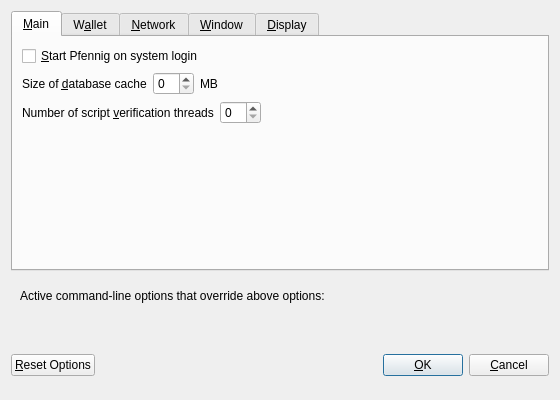
Above: src/qt/forms/optionsdialog.ui from project-bitmark/pfennig before the change. Below: the same form after it.
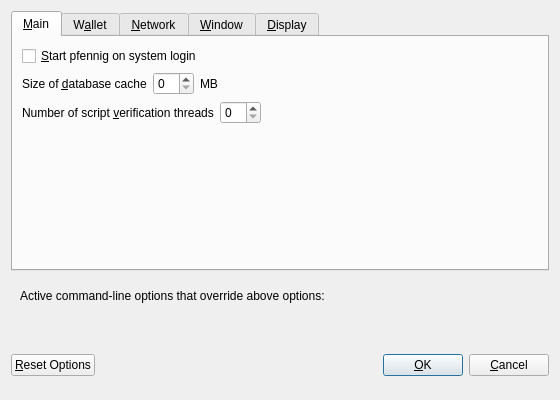
That is the form after the change. Custom widgets are drawn as their Qt base class.

Patch:
```diff
--- a/src/qt/forms/optionsdialog.ui
+++ b/src/qt/forms/optionsdialog.ui
@@ -33,7 +33,7 @@
           <string>Automatically start Pfennig after logging in to the system.</string>
          </property>
          <property name="text">
-          <string>&amp;Start Pfennig on system login</string>
+          <string>&amp;Start pfennig on system login</string>
          </property>
         </widget>
        </item>
```
Left out of the diff: 10 changed lines with no effect on the pictures.
